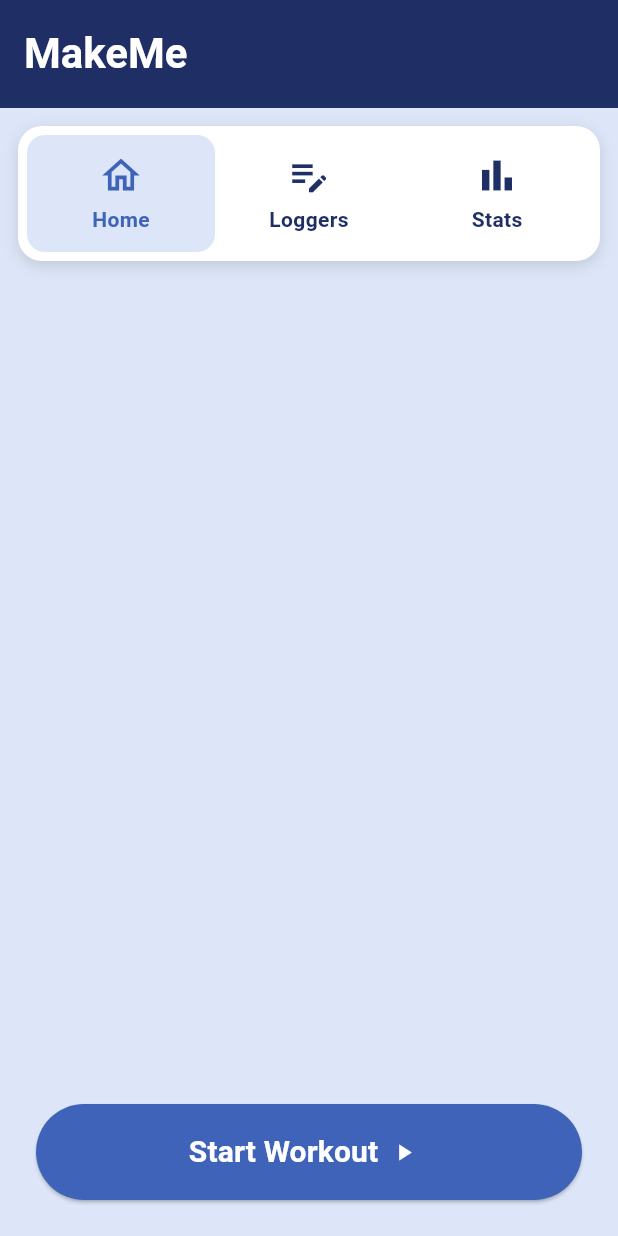
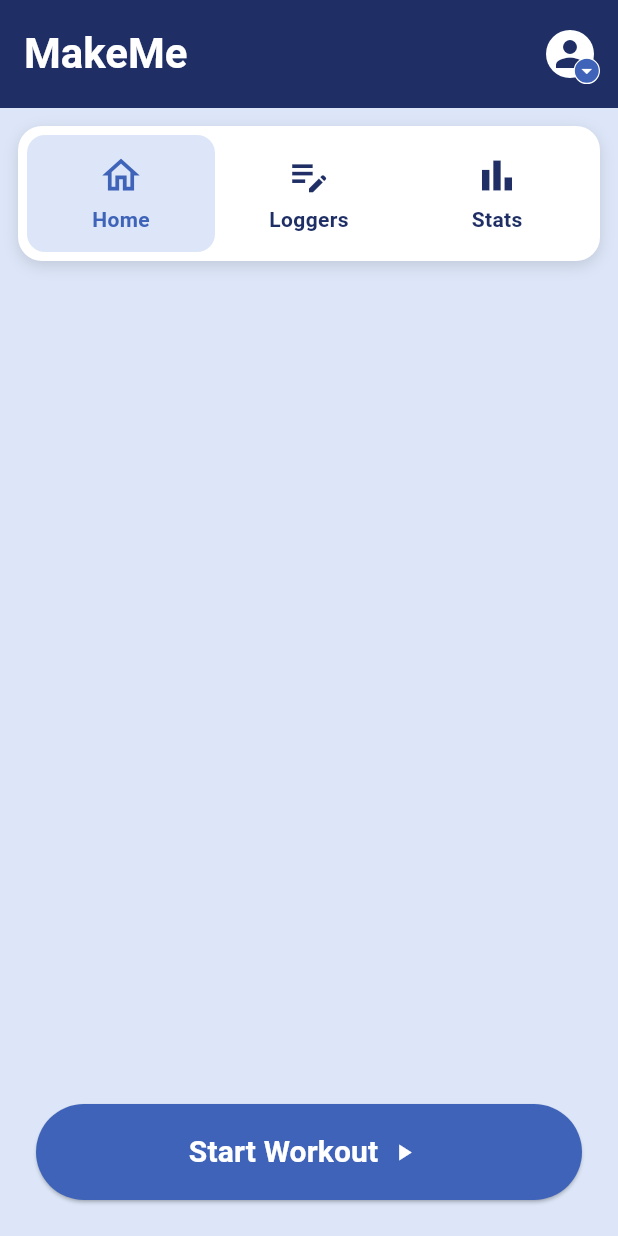
Before and after one commit to kidevil1290/makeme, a Flutter app: the HomeScreen screen opened directly, on a phone screen of 412 x 824 dp. Run offline on Flutter 3.47's test engine with Material 3 defaults, Android fonts, the phone set to English and light mode, and no system bars.

Commit message:
Added avatar selection screen, avatar history and profile menu

```diff
--- a/lib/screens/home_screen.dart
+++ b/lib/screens/home_screen.dart
@@ -4,6 +4,8 @@ import 'package:provider/provider.dart';
 import '../services/screen_manager.dart';
 import '../utils/enums.dart';
 import '../theme/theme.dart';
+
+enum _ProfileAction { avatarSelection, logOut }
 
 class HomeScreen extends StatefulWidget {
   const HomeScreen({super.key});
@@ -23,6 +25,7 @@ class _HomeScreenState extends State<HomeScreen> {
           'MakeMe',
           style: TextStyle(fontSize: 28, fontWeight: FontWeight.bold),
         ),
+        actions: [_buildProfileMenu()],
       ),
       body: SafeArea(
         child: Column(
@@ -37,7 +40,7 @@ class _HomeScreenState extends State<HomeScreen> {
     );
   }
 
-  // The white bar with Home / Workouts / Stats
+  // The white bar with Home / Loggers / Stats
   Widget _buildTabBar() {
     return Container(
       margin: const EdgeInsets.all(12),
@@ -68,7 +71,7 @@ class _HomeScreenState extends State<HomeScreen> {
           final Screens target = switch (index) {
             0 => Screens.home,
             1 => Screens.notImplemented,
-            _ => Screens.avatarCreation,
+            _ => Screens.notImplemented,
           };
           context.read<ScreenManager>().setScreen(target);
         },
@@ -105,7 +108,7 @@ class _HomeScreenState extends State<HomeScreen> {
     return Column(mainAxisAlignment: MainAxisAlignment.center);
   }
 
-  //start button on the bottom
+  // Start button on the bottom
   Widget _buildStartButton() {
     return Padding(
       padding: const EdgeInsets.symmetric(horizontal: 24),
@@ -125,4 +128,57 @@ class _HomeScreenState extends State<HomeScreen> {
       ),
     );
   }
+
+  // Person icon in a circle with a small drop arrow on its lower right
+  Widget _buildProfileMenu() {
+    return PopupMenuButton<_ProfileAction>(
+      tooltip: 'Account',
+      offset: const Offset(0, 56),
+      onSelected: (action) {
+        final manager = context.read<ScreenManager>();
+        switch (action) {
+          case _ProfileAction.avatarSelection:
+            manager.setScreen(Screens.avatarSelection);
+          case _ProfileAction.logOut:
+            manager.setScreen(Screens.login);
+        }
+      },
+      itemBuilder: (_) => const [
+        PopupMenuItem(
+          value: _ProfileAction.avatarSelection,
+          child: Text('Avatar Selection'),
+        ),
+        PopupMenuItem(value: _ProfileAction.logOut, child: Text('Log Out')),
+      ],
+      child: Padding(
+        padding: const EdgeInsets.only(right: 16),
+        child: Stack(
+          clipBehavior: Clip.none,
+          children: [
+            const CircleAvatar(
+              radius: 16,
+              backgroundColor: AppColors.white,
+              child: Icon(Icons.person, size: 28, color: AppColors.header),
+            ),
+            Positioned(
+              right: -4,
+              bottom: -4,
+              child: Container(
+                decoration: BoxDecoration(
+                  color: AppColors.blue,
+                  shape: BoxShape.circle,
+                  border: Border.all(color: AppColors.white, width: .8),
+                ),
+                child: const Icon(
+                  Icons.arrow_drop_down,
+                  size: 16,
+                  color: AppColors.white,
+                ),
+              ),
+            ),
+          ],
+        ),
+      ),
+    );
+  }
 }
--- a/lib/screens/login_screen.dart
+++ b/lib/screens/login_screen.dart
@@ -57,7 +57,7 @@ class LoginScreen extends StatelessWidget {
                 width: double.infinity,
                 height: 64,
                 child: ElevatedButton(
-                  onPressed: () => manager.setScreen(Screens.home),
+                  onPressed: () => manager.setScreen(Screens.avatarSelection),
                   child: const Row(
                     mainAxisAlignment: MainAxisAlignment.center,
                     children: [
--- a/lib/utils/enums.dart
+++ b/lib/utils/enums.dart
@@ -3,6 +3,7 @@ enum Screens {
   home,
   habitLogger,
   avatarCreation,
+  avatarSelection,
   notImplemented,
   workoutlog,
   template,
```
Also changed, not shown: lib/app.dart (+7 -6 lines), lib/models/user_profile.dart (+10 -3 lines), lib/screens/avatar_creation.dart (+5 -5 lines), lib/screens/avatar_selection.dart (added, +172 -0 lines).
